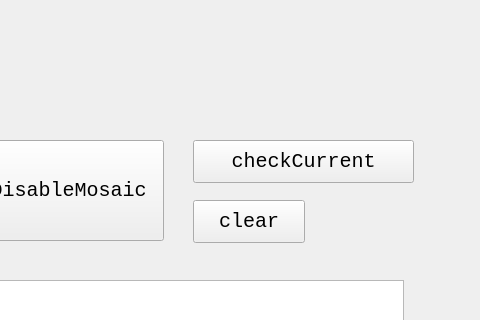
The window that test.ui (thissak/QtMosaic) describes before a commit, drawn with Qt 5; both pictures show x 587 to 1067 and y 0 to 320 of the 1067 by 638 pixel window.
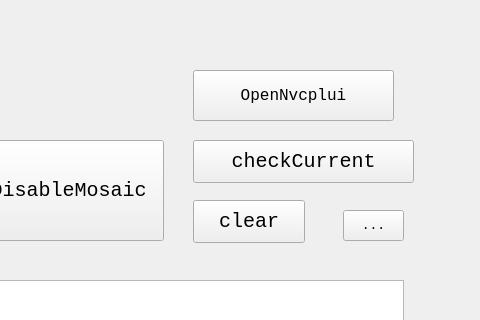
The same window after the commit.

Commit message: add @openNvclpl_func

The edit to the form file:
```diff
--- a/test.ui
+++ b/test.ui
@@ -277,6 +277,37 @@
     <string>DisableMosaic</string>
    </property>
   </widget>
+  <widget class="QPushButton" name="btn6_openNvcpl">
+   <property name="geometry">
+    <rect>
+     <x>780</x>
+     <y>70</y>
+     <width>201</width>
+     <height>51</height>
+    </rect>
+   </property>
+   <property name="font">
+    <font>
+     <pointsize>12</pointsize>
+    </font>
+   </property>
+   <property name="text">
+    <string>OpenNvcplui</string>
+   </property>
+  </widget>
+  <widget class="QToolButton" name="toolButton">
+   <property name="geometry">
+    <rect>
+     <x>930</x>
+     <y>210</y>
+     <width>61</width>
+     <height>31</height>
+    </rect>
+   </property>
+   <property name="text">
+    <string>...</string>
+   </property>
+  </widget>
  </widget>
  <resources/>
  <connections>
```
The commit also changes 2 other files.
